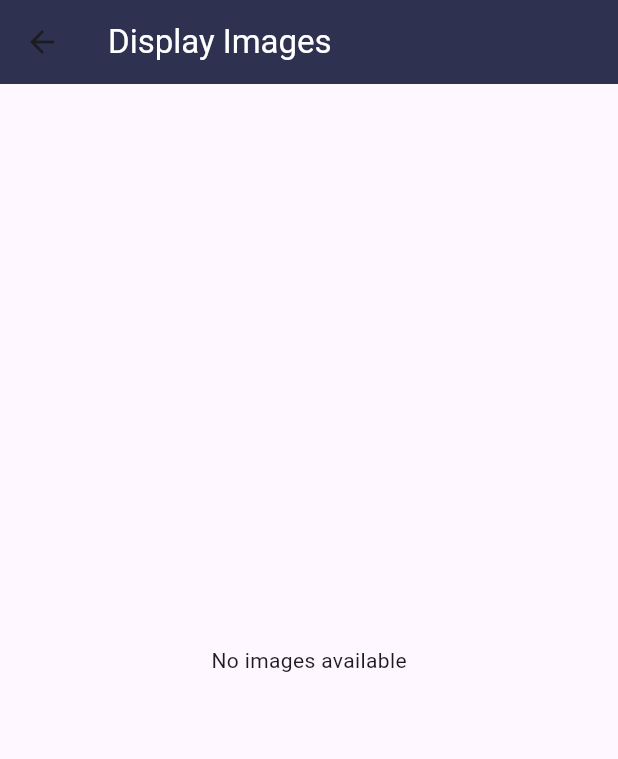
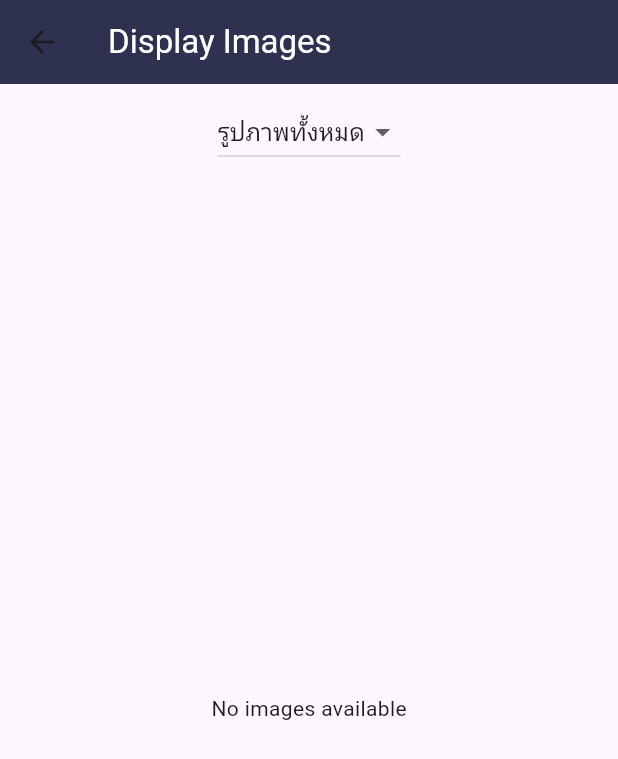
Before and after one commit to KeyClover/KunChang_photo, a Flutter app: the DisplayImagePage screen opened directly, on a phone screen of 412 x 824 dp. Shown: the top 759 px of the screen. Run offline on Flutter 3.47's test engine with Material 3 defaults, Android fonts, the phone set to English and light mode, and no system bars; our stand-ins replace hexcolor, image_picker, sqflite; missing offline and left inert: freestyle_speed_dial; accounts and stored records are empty.

Commit message:
update: now display image are able to filter

```diff
--- a/lib/pages/display_image.dart
+++ b/lib/pages/display_image.dart
@@ -7,10 +7,7 @@
 import 'package:kunchang_photo/provider/images_provider.dart';
 import 'package:provider/provider.dart';
 
-
 class DisplayImagePage extends StatefulWidget {
-
-
   const DisplayImagePage({super.key});
 
   @override
@@ -18,14 +15,13 @@
 }
 
 class _DisplayImagePageState extends State<DisplayImagePage> {
-
-      //String _selectedFilter = 'All';
+  String _selectedFilter = 'รูปภาพทั้งหมด';
 
   Future<List<ImagesModel>> fetchAllImagesFromDB(BuildContext context) async {
     final imageProvider = Provider.of<ImagesProvider>(context, listen: false);
-      await imageProvider.fetchImages();  // Fetch images from the database
+    await imageProvider.fetchImages(); // Fetch images from the database
     // Assuming you're fetching the latest images from the database for display.
-      return imageProvider.images;  // Fetch last saved images
+    return imageProvider.images; // Fetch last saved images
   }
 
   @override
@@ -49,7 +45,37 @@ class _DisplayImagePageState extends State<DisplayImagePage> {
           },
         ),
       ),
-      body: FutureBuilder<List<ImagesModel>>(
+      body: Column(
+        children: [
+          //Dropdown for filtter options
+          Padding(
+            padding: const EdgeInsets.all(8.0),
+            child: DropdownButton<String>(
+              value: _selectedFilter,
+              items: <String>[
+                'รูปภาพทั้งหมด',
+                'ใบฟิว',
+                'ข้างหน้ารถ',
+                'ข้างหลังรถ',
+                'ข้างซ้ายรถ',
+                'ข้างขวารถ',
+                'ทะเบียนรถ',
+                'ตัวถังรถ'
+              ].map<DropdownMenuItem<String>>((String value) {
+                return DropdownMenuItem<String>(
+                  value: value,
+                  child: Text(value),
+                );
+              }).toList(),
+              onChanged: (String? newValue) {
+                setState(() {
+                  _selectedFilter = newValue!;
+                });
+              },
+            ),
+          ),
+          Expanded(
+            child: FutureBuilder<List<ImagesModel>>(
               future: fetchAllImagesFromDB(context),
               builder: (context, snapshot) {
                 if (snapshot.connectionState == ConnectionState.waiting) {
@@ -61,8 +87,6 @@ class _DisplayImagePageState extends State<DisplayImagePage> {
                 } else {
                   final allImages = snapshot.data!;
 
-
-
                   final imageWidgets = allImages.expand((imagesModel) {
                     return [
                       ..._buildImageList(imagesModel.fieldcardImage, 'ใบฟิว'),
@@ -70,7 +94,8 @@ class _DisplayImagePageState extends State<DisplayImagePage> {
                       ..._buildImageList(imagesModel.backImage, 'ข้างหลังรถ'),
                       ..._buildImageList(imagesModel.leftSide, 'ข้างซ้ายรถ'),
                       ..._buildImageList(imagesModel.rightSide, 'ข้างขวารถ'),
-                      ..._buildImageList(imagesModel.carRegistrationPlate, 'ทะเบียนรถ'),
+                      ..._buildImageList(
+                          imagesModel.carRegistrationPlate, 'ทะเบียนรถ'),
                       ..._buildImageList(imagesModel.chassis, 'ตัวถังรถ'),
                     ];
                   }).toList();
@@ -88,17 +113,23 @@ class _DisplayImagePageState extends State<DisplayImagePage> {
                 }
               },
             ),
+          )
+        ],
+      ),
     );
   }
 
   List<Widget> _buildImageList(List<String>? imagePaths, String labelText) {
     if (imagePaths == null || imagePaths.isEmpty) return [];
 
+    if (_selectedFilter != 'รูปภาพทั้งหมด' && _selectedFilter != labelText){
+      return[];
+    }
+
     return imagePaths.map((imagePath) {
       if (imagePath.isEmpty || !File(imagePath).existsSync()) {
         // If the file path is empty or the file does not exist, handle it
         return const SizedBox.shrink();
-
       }
 
       return ImageDisplayField(
@@ -108,9 +139,6 @@ class _DisplayImagePageState extends State<DisplayImagePage> {
     }).toList();
   }
 }
-
-
-
 
 class ImageDisplayField extends StatelessWidget {
   final String labelText;
```
Also changed, not shown: lib/pages/take_picture_page.dart (+4 -4 lines). Lines whose indentation alone changed are shown as unchanged.
